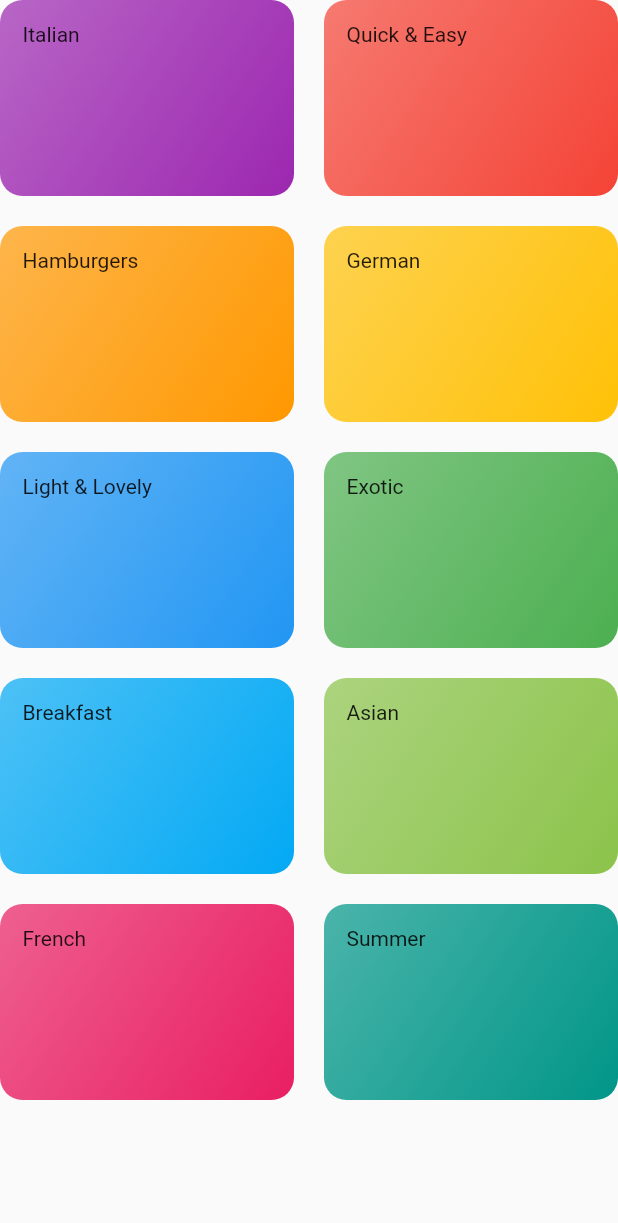
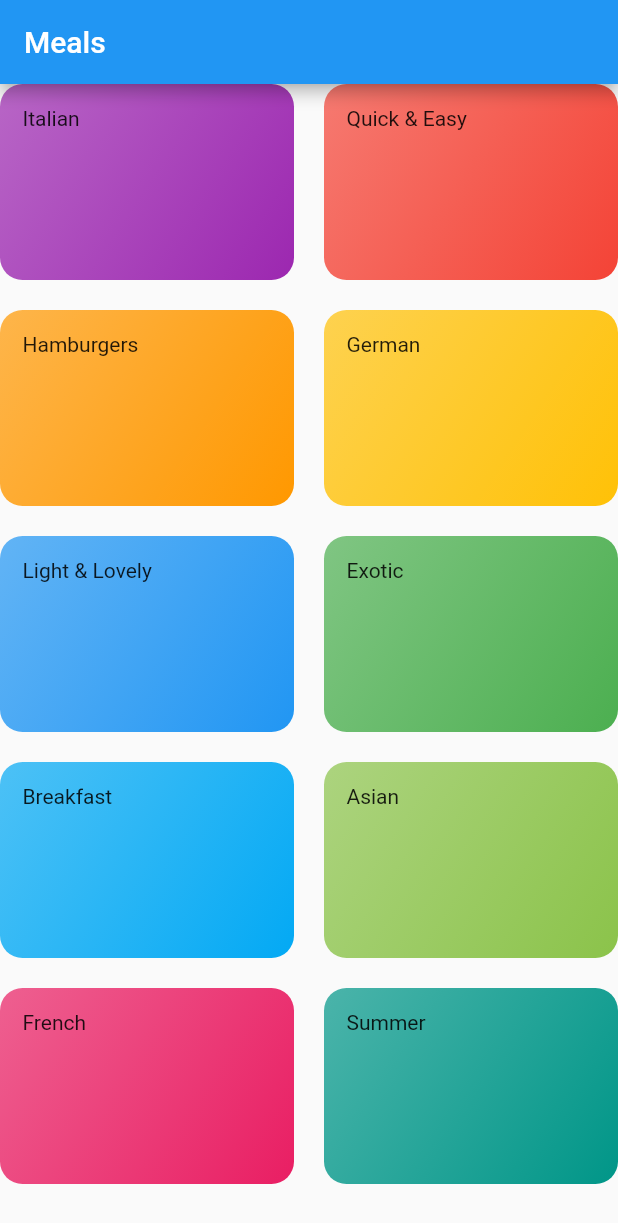
Before and after one commit to DeleMike/Meals, a Flutter app: the Categories screen opened directly, on a phone screen of 412 x 824 dp. Shown: the top 1223 px of the screen. Run offline on Flutter 3.47's test engine with Material 2 defaults, Android fonts, the phone set to English and light mode, and no system bars.

Commit message:
added scaffold widget

```diff
--- a/lib/screens/categories.dart
+++ b/lib/screens/categories.dart
@@ -1,13 +1,14 @@
-import 'package:Meals/models/category.dart';
 import 'package:flutter/material.dart';
 
-import 'package:Meals/dummy_data.dart';
-import 'package:Meals/screens/category_item.dart';
+import '../dummy_data.dart';
+import '../screens/category_item.dart';
 
 class Categories extends StatelessWidget {
   @override
   Widget build(BuildContext context) {
-    return GridView(
+    return Scaffold(
+      appBar: AppBar(title: const Text('Meals'),),
+          body: GridView(
         children: DUMMY_CATEGORIES.map((categoryData) {
           return CategoryItem(
             title: categoryData.title,
@@ -20,6 +21,7 @@ class Categories extends StatelessWidget {
           crossAxisSpacing: 20,
           mainAxisSpacing: 20,
         ),
+      ),
     );
   }
 }
```
Also changed, not shown: lib/main.dart (+3 -23 lines). Lines whose indentation alone changed are shown as unchanged.
